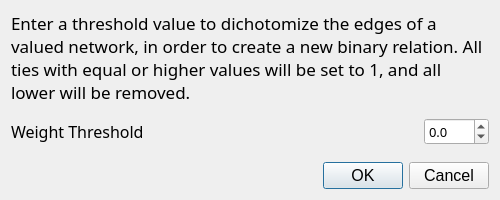
Before: the Qt Designer form src/forms/dialogedgedichotomization.ui in socnetv/app, drawn with Qt 5.
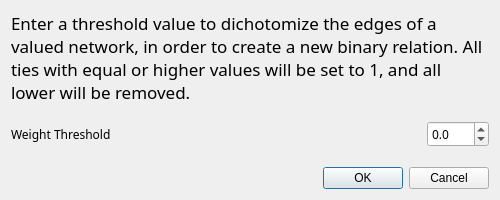
After: the same form once the commit is applied.

Commit message: fixed pointsizes in macos

Patch:
```diff
--- a/src/forms/dialogedgedichotomization.ui
+++ b/src/forms/dialogedgedichotomization.ui
@@ -16,11 +16,6 @@
     <height>200</height>
    </size>
   </property>
-  <property name="font">
-   <font>
-    <pointsize>12</pointsize>
-   </font>
-  </property>
   <property name="windowTitle">
    <string>Dichotomize Edges</string>
   </property>
@@ -69,7 +64,6 @@
        <property name="font">
         <font>
          <family>Sans Serif</family>
-         <pointsize>12</pointsize>
         </font>
        </property>
        <property name="text">
@@ -107,7 +101,6 @@
        <property name="font">
         <font>
          <family>Sans Serif</family>
-         <pointsize>10</pointsize>
         </font>
        </property>
        <property name="decimals">
```
The commit also changes 15 other files.
